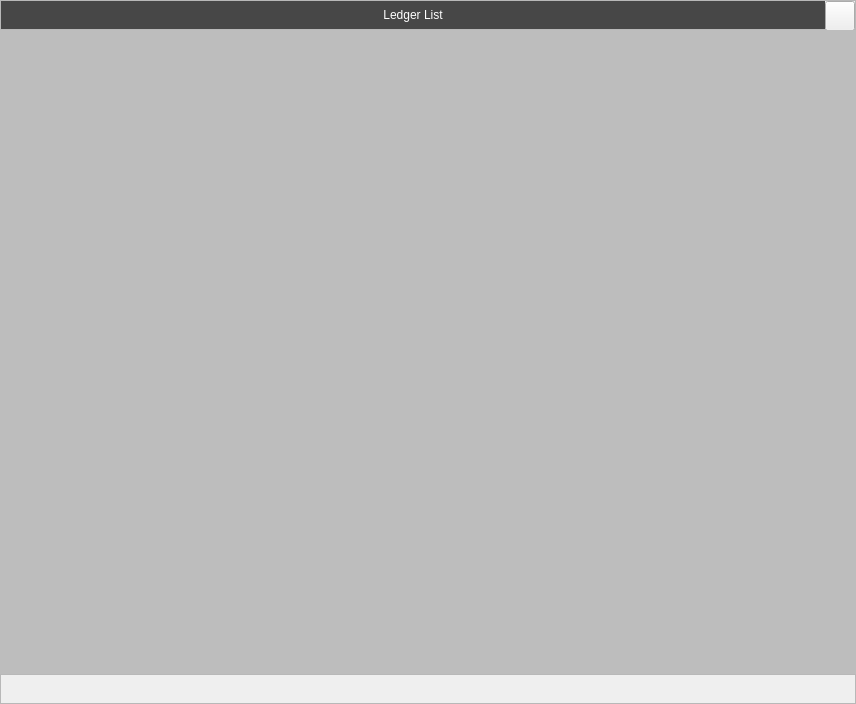
Qt form Resources/Ui/AlterLedgerList.ui (Darshitjivani/MBAS) before a commit.
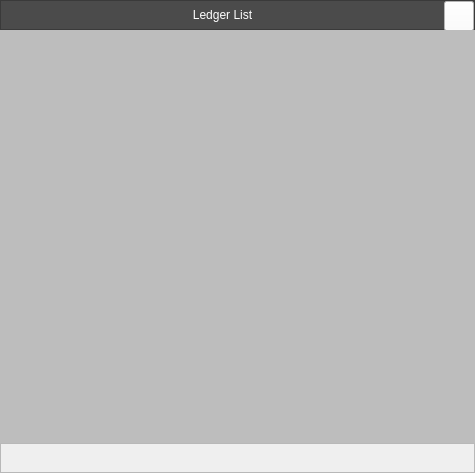
The same form after that commit. Icons and pictures are not drawn.

```diff
--- a/Resources/Ui/AlterLedgerList.ui
+++ b/Resources/Ui/AlterLedgerList.ui
@@ -6,8 +6,8 @@
    <rect>
     <x>0</x>
     <y>0</y>
-    <width>856</width>
-    <height>704</height>
+    <width>475</width>
+    <height>473</height>
    </rect>
   </property>
   <property name="windowTitle">
@@ -41,6 +41,9 @@
         <height>30</height>
        </size>
       </property>
+      <property name="styleSheet">
+       <string notr="true">background-color: rgb(75, 75, 75);</string>
+      </property>
       <property name="frameShape">
        <enum>QFrame::StyledPanel</enum>
       </property>
@@ -78,7 +81,7 @@
           </size>
          </property>
          <property name="styleSheet">
-          <string notr="true">background-color: rgb(71, 71, 71);
+          <string notr="true">
 color: rgb(255, 255, 255);
 </string>
          </property>
@@ -104,6 +107,9 @@
            <height>30</height>
           </size>
          </property>
+         <property name="styleSheet">
+          <string notr="true">background-color: white</string>
+         </property>
          <property name="text">
           <string/>
          </property>
```
Left out of the diff: 6 changed lines with no effect on the pictures.
